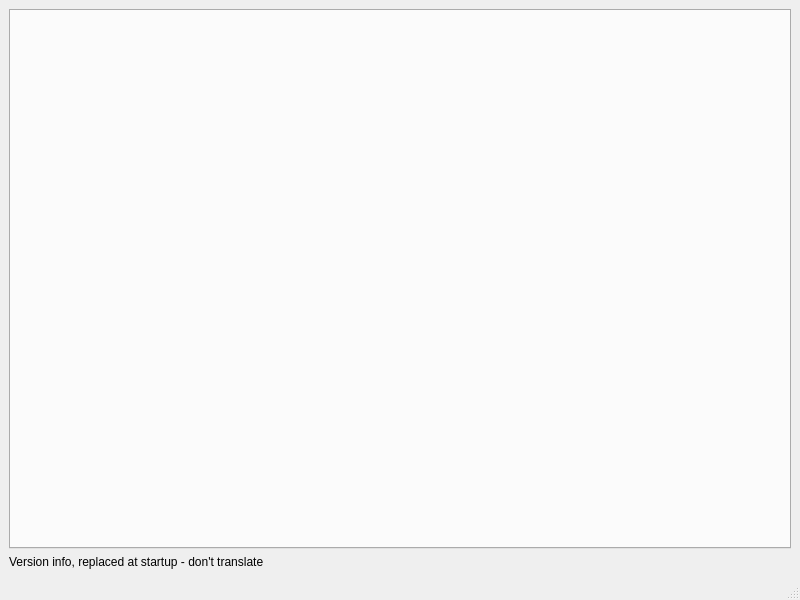
First picture: the form in src/ui/mainwindow.ui, repository SquireTournamentServices/SquireDesktop, before the edit.
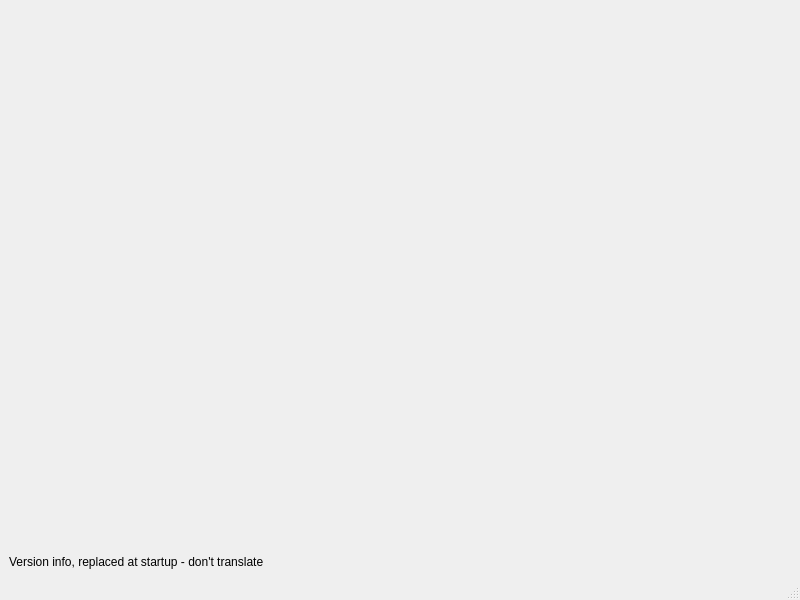
Second picture: the form after the edit.

Commit message: feat: settings tab stub

What changed in the file:
```diff
--- a/src/ui/mainwindow.ui
+++ b/src/ui/mainwindow.ui
@@ -13,6 +13,9 @@
   <property name="windowTitle">
    <string>MainWindow</string>
   </property>
+  <property name="documentMode">
+   <bool>true</bool>
+  </property>
   <widget class="QWidget" name="centralwidget">
    <layout class="QGridLayout" name="gridLayout">
     <item row="1" column="0">
@@ -37,7 +40,7 @@
        <number>-1</number>
       </property>
       <property name="documentMode">
-       <bool>false</bool>
+       <bool>true</bool>
       </property>
       <property name="tabsClosable">
        <bool>true</bool>
```
The commit also changes 5 other files.
